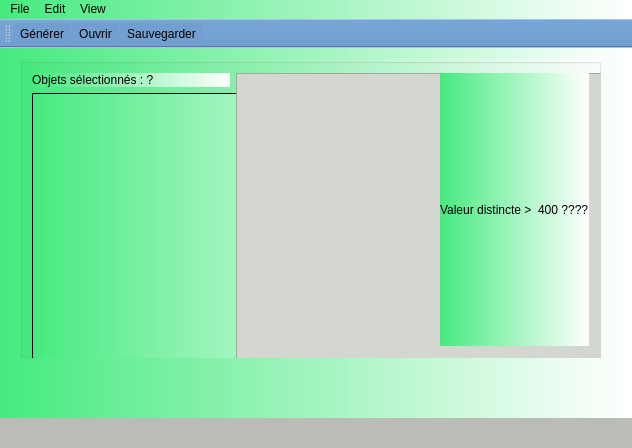
Golgoo/IHM-MoonProject, file QT-src/mainwindow.ui: the form before one commit.
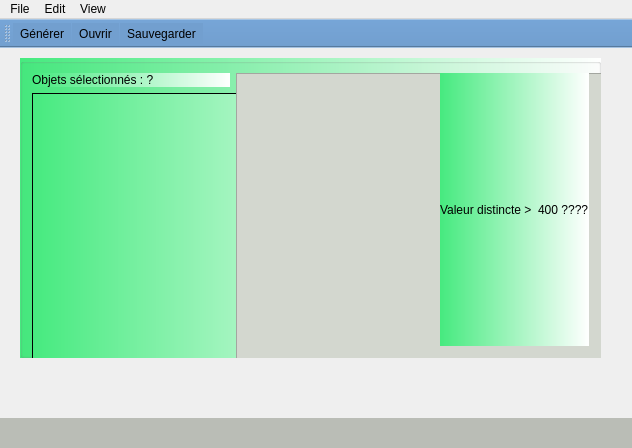
The form after the commit. Icons and pictures are not drawn. Custom widgets are drawn as their Qt base class.

Commit message: style pas trop dégueu

Patch:
```diff
--- a/QT-src/mainwindow.ui
+++ b/QT-src/mainwindow.ui
@@ -17,9 +17,12 @@
    <string>MainWindow</string>
   </property>
   <property name="styleSheet">
-   <string notr="true">background-color: qlineargradient(spread:pad, x1:0, y1:0, x2:1, y2:0, stop:0 rgba(70, 234, 127, 255), stop:1 rgba(255, 255, 255, 255));</string>
+   <string notr="true"/>
   </property>
   <widget class="QWidget" name="centralwidget">
+   <property name="styleSheet">
+    <string notr="true"/>
+   </property>
    <widget class="QGroupBox" name="groupBox">
     <property name="geometry">
      <rect>
@@ -30,7 +33,8 @@
      </rect>
     </property>
     <property name="styleSheet">
-     <string notr="true">border-color: rgb(92, 53, 102);</string>
+     <string notr="true">border-color: rgb(92, 53, 102);
+background-color: qlineargradient(spread:pad, x1:0, y1:0, x2:1, y2:0, stop:0 rgba(70, 234, 127, 255), stop:1 rgba(255, 255, 255, 255));</string>
     </property>
     <property name="title">
      <string/>
```
The commit also changes 1 other file.
